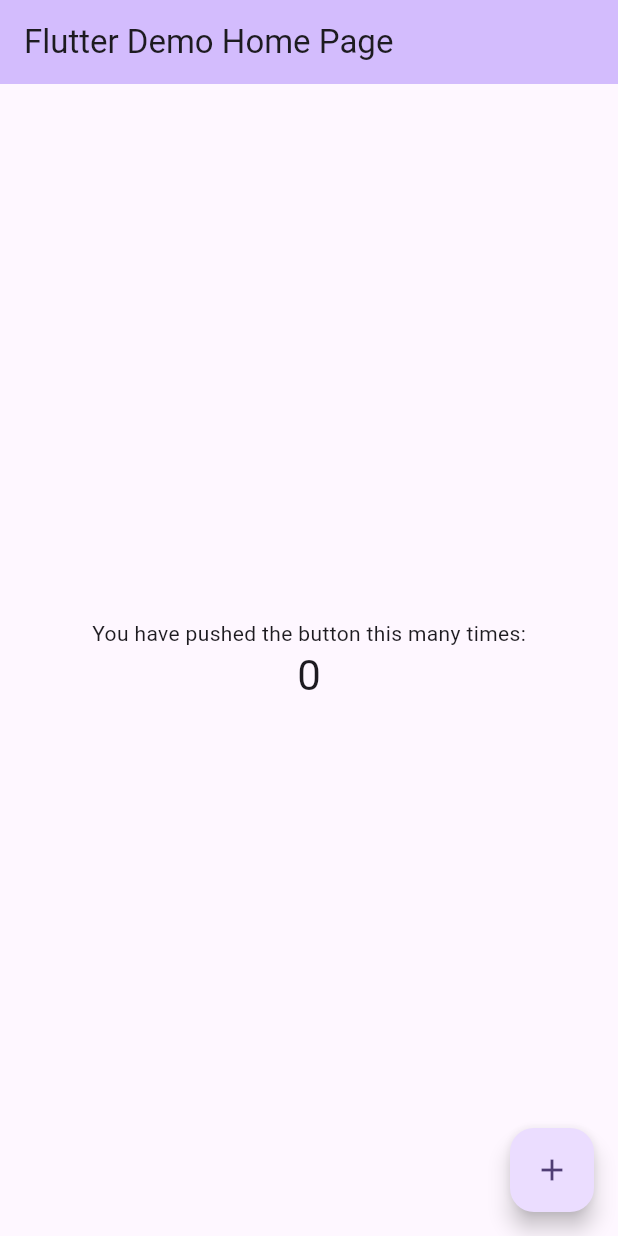
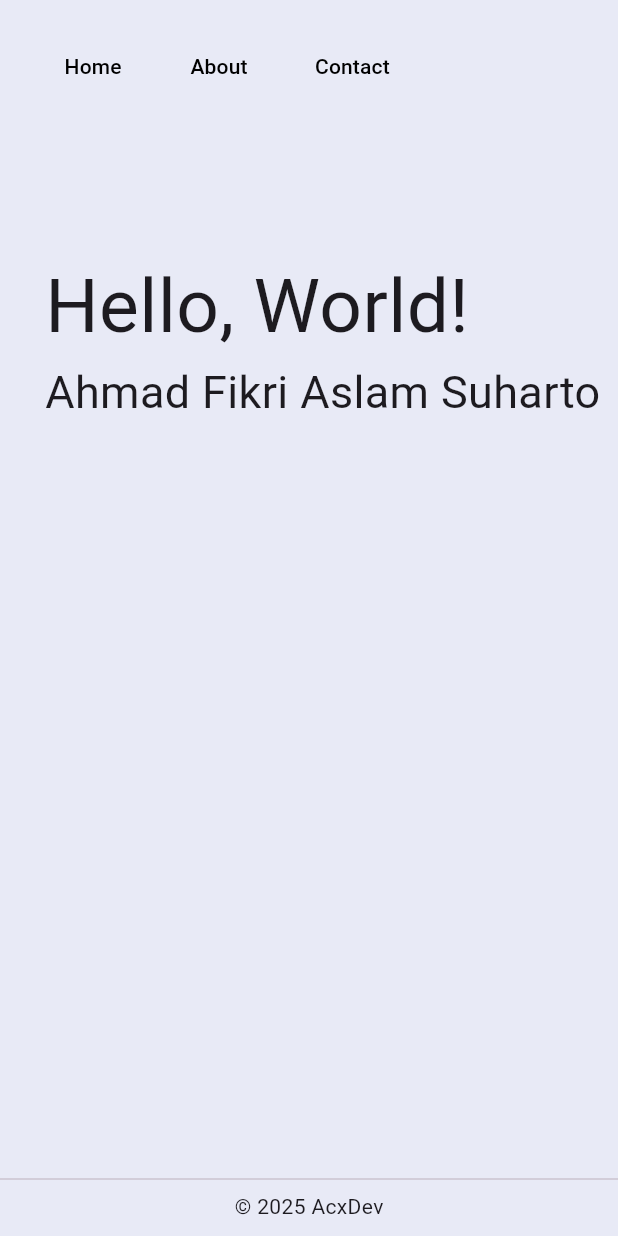
Before and after one commit to AhmadFikriAS/personal-web, a Flutter app: the screen it shows after launch, on a phone screen of 412 x 824 dp. Run offline on Flutter 3.47's test engine with Material 3 defaults, Android fonts, the light colour scheme and no system bars; drawn by our look-alikes of animated_text_kit.

Commit message:
add widget

```diff
--- /dev/null
+++ b/lib/home_page.dart
@@ -0,0 +1,24 @@
+import 'package:flutter/material.dart';
+import 'package:personal_web/widget/body.dart';
+import 'package:personal_web/widget/footer.dart';
+import 'package:personal_web/widget/header.dart';
+
+class HomePage extends StatelessWidget {
+  const HomePage({super.key});
+
+  @override
+  Widget build(BuildContext context) {
+    return Scaffold(
+      backgroundColor: Colors.indigo[50],
+      body: Column(
+        crossAxisAlignment: CrossAxisAlignment.start,
+        children: [
+          Header(),
+          Body(),
+          Spacer(),
+          Footer(),
+        ],
+      ),
+    );
+  }
+}
--- a/lib/main.dart
+++ b/lib/main.dart
@@ -1,4 +1,5 @@
 import 'package:flutter/material.dart';
+import 'package:personal_web/home_page.dart';
 
 void main() {
   runApp(const MyApp());
@@ -11,115 +12,13 @@
   @override
   Widget build(BuildContext context) {
     return MaterialApp(
+      debugShowCheckedModeBanner: false,
       title: 'Flutter Demo',
       theme: ThemeData(
-        // This is the theme of your application.
-        //
-        // TRY THIS: Try running your application with "flutter run". You'll see
-        // the application has a purple toolbar. Then, without quitting the app,
-        // try changing the seedColor in the colorScheme below to Colors.green
-        // and then invoke "hot reload" (save your changes or press the "hot
-        // reload" button in a Flutter-supported IDE, or press "r" if you used
-        // the command line to start the app).
-        //
-        // Notice that the counter didn't reset back to zero; the application
-        // state is not lost during the reload. To reset the state, use hot
-        // restart instead.
-        //
-        // This works for code too, not just values: Most code changes can be
-        // tested with just a hot reload.
         colorScheme: ColorScheme.fromSeed(seedColor: Colors.deepPurple),
         useMaterial3: true,
       ),
-      home: const MyHomePage(title: 'Flutter Demo Home Page'),
+      home: const HomePage(),
     );
   }
 }
-
-class MyHomePage extends StatefulWidget {
-  const MyHomePage({super.key, required this.title});
-
-  // This widget is the home page of your application. It is stateful, meaning
-  // that it has a State object (defined below) that contains fields that affect
-  // how it looks.
-
-  // This class is the configuration for the state. It holds the values (in this
-  // case the title) provided by the parent (in this case the App widget) and
-  // used by the build method of the State. Fields in a Widget subclass are
-  // always marked "final".
-
-  final String title;
-
-  @override
-  State<MyHomePage> createState() => _MyHomePageState();
-}
-
-class _MyHomePageState extends State<MyHomePage> {
-  int _counter = 0;
-
-  void _incrementCounter() {
-    setState(() {
-      // This call to setState tells the Flutter framework that something has
-      // changed in this State, which causes it to rerun the build method below
-      // so that the display can reflect the updated values. If we changed
-      // _counter without calling setState(), then the build method would not be
-      // called again, and so nothing would appear to happen.
-      _counter++;
-    });
-  }
-
-  @override
-  Widget build(BuildContext context) {
-    // This method is rerun every time setState is called, for instance as done
-    // by the _incrementCounter method above.
-    //
-    // The Flutter framework has been optimized to make rerunning build methods
-    // fast, so that you can just rebuild anything that needs updating rather
-    // than having to individually change instances of widgets.
-    return Scaffold(
-      appBar: AppBar(
-        // TRY THIS: Try changing the color here to a specific color (to
-        // Colors.amber, perhaps?) and trigger a hot reload to see the AppBar
-        // change color while the other colors stay the same.
-        backgroundColor: Theme.of(context).colorScheme.inversePrimary,
-        // Here we take the value from the MyHomePage object that was created by
-        // the App.build method, and use it to set our appbar title.
-        title: Text(widget.title),
-      ),
-      body: Center(
-        // Center is a layout widget. It takes a single child and positions it
-        // in the middle of the parent.
-        child: Column(
-          // Column is also a layout widget. It takes a list of children and
-          // arranges them vertically. By default, it sizes itself to fit its
-          // children horizontally, and tries to be as tall as its parent.
-          //
-          // Column has various properties to control how it sizes itself and
-          // how it positions its children. Here we use mainAxisAlignment to
-          // center the children vertically; the main axis here is the vertical
-          // axis because Columns are vertical (the cross axis would be
-          // horizontal).
-          //
-          // TRY THIS: Invoke "debug painting" (choose the "Toggle Debug Paint"
-          // action in the IDE, or press "p" in the console), to see the
-          // wireframe for each widget.
-          mainAxisAlignment: MainAxisAlignment.center,
-          children: <Widget>[
-            const Text(
-              'You have pushed the button this many times:',
-            ),
-            Text(
-              '$_counter',
-              style: Theme.of(context).textTheme.headlineMedium,
-            ),
-          ],
-        ),
-      ),
-      floatingActionButton: FloatingActionButton(
-        onPressed: _incrementCounter,
-        tooltip: 'Increment',
-        child: const Icon(Icons.add),
-      ), // This trailing comma makes auto-formatting nicer for build methods.
-    );
-  }
-}
--- /dev/null
+++ b/lib/widget/body.dart
@@ -0,0 +1,37 @@
+import 'package:animated_text_kit/animated_text_kit.dart';
+import 'package:flutter/material.dart';
+
+class Body extends StatelessWidget {
+  const Body({super.key});
+
+  @override
+  Widget build(BuildContext context) {
+    return SafeArea(
+      child: Padding(
+        padding: const EdgeInsets.only(left: 30, top: 100),
+        child: Column(
+          crossAxisAlignment: CrossAxisAlignment.start,
+          children: [
+            Text(
+              'Hello, World!',
+              style: TextStyle(fontSize: 50),
+            ),
+            AnimatedTextKit(
+              animatedTexts: [
+                TypewriterAnimatedText('Ahmad Fikri Aslam Suharto',
+                    speed: const Duration(milliseconds: 100),
+                    textStyle: TextStyle(
+                      fontSize: 30,
+                    )),
+                TypewriterAnimatedText('Flutter Developer',
+                    speed: const Duration(milliseconds: 100),
+                    textStyle: TextStyle(fontSize: 30)),
+              ],
+              repeatForever: true,
+            ),
+          ],
+        ),
+      ),
+    );
+  }
+}
--- /dev/null
+++ b/lib/widget/footer.dart
@@ -0,0 +1,23 @@
+import 'package:flutter/material.dart';
+
+class Footer extends StatelessWidget {
+  const Footer({super.key});
+
+  @override
+  Widget build(BuildContext context) {
+    return Column(
+      children: [
+        const Divider(),
+        Row(
+          mainAxisAlignment: MainAxisAlignment.center,
+          children: [
+            Padding(
+              padding: EdgeInsets.only(bottom: 10),
+              child: Text('© 2025 AcxDev'),
+            ),
+          ],
+        ),
+      ],
+    );
+  }
+}
--- /dev/null
+++ b/lib/widget/header.dart
@@ -0,0 +1,34 @@
+import 'package:flutter/material.dart';
+
+class Header extends StatelessWidget {
+  const Header({super.key});
+
+  @override
+  Widget build(BuildContext context) {
+    return Row(
+      crossAxisAlignment: CrossAxisAlignment.start,
+      children: [
+        Padding(
+          padding: const EdgeInsets.only(left: 30, top: 20),
+          child: Wrap(
+            spacing: 20,
+            children: [
+              TextButton(
+                onPressed: () {},
+                child: Text('Home', style: TextStyle(color: Colors.black)),
+              ),
+              TextButton(
+                onPressed: () {},
+                child: Text('About', style: TextStyle(color: Colors.black)),
+              ),
+              TextButton(
+                onPressed: () {},
+                child: Text('Contact', style: TextStyle(color: Colors.black)),
+              ),
+            ],
+          ),
+        ),
+      ],
+    );
+  }
+}
```
Also changed, not shown: pubspec.yaml (+4 -25 lines), lib/widget/background.dart (added), pubspec.lock.
